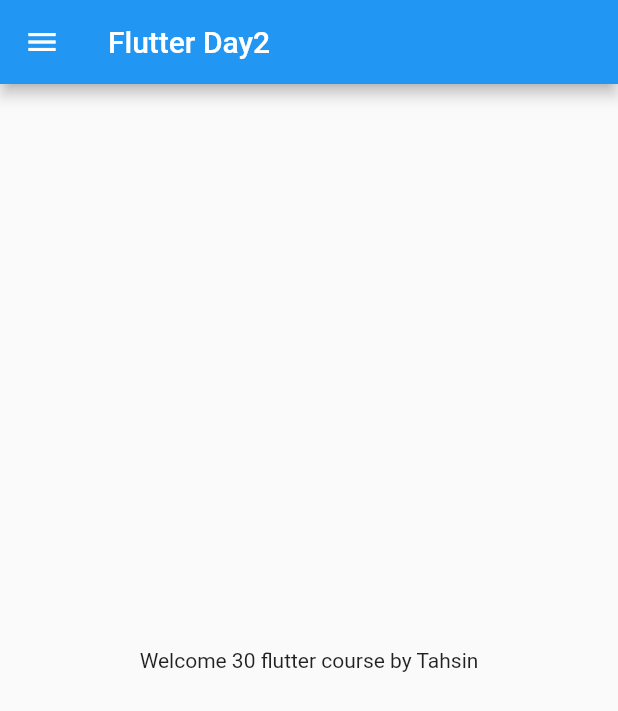
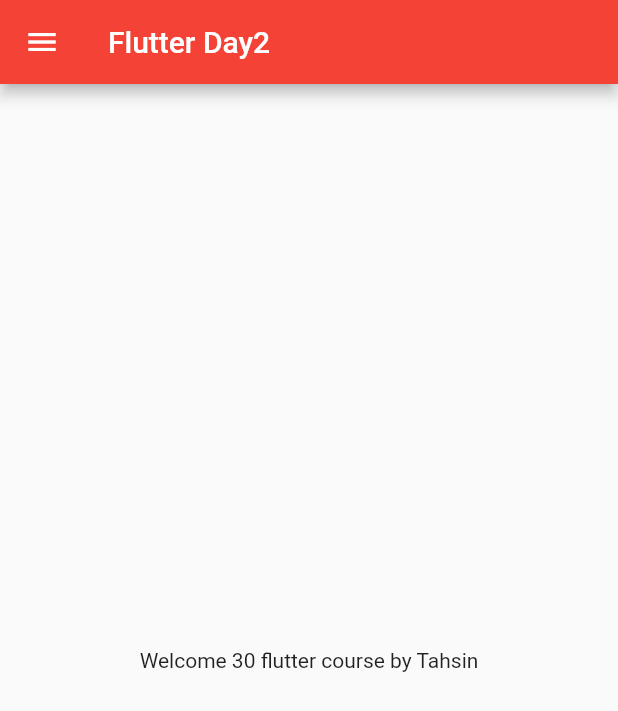
Before and after one commit to SayedTahsin/300daysofFlutter, a Flutter app: the screen it shows after launch, on a phone screen of 412 x 824 dp. Shown: the top 711 px of the screen. Run offline on Flutter 3.47's test engine with Material 2 defaults, Android fonts, the phone set to English and light mode, and no system bars.

Commit message:
day3 2:02

```diff
--- a/lib/main.dart
+++ b/lib/main.dart
@@ -1,17 +1,20 @@
 import 'package:flutter/material.dart';
-import 'package:fullter_tutorial/home_page.dart';
-import 'home_page.dart';
+import 'package:fullter_tutorial/pages/home_page.dart';
+import 'pages/home_page.dart';
+
 void main() {
   runApp(Myapp());
 }
 
 class Myapp extends StatelessWidget {
-
-
   @override
   Widget build(BuildContext context) {
     return MaterialApp(
       home: Homepage(),
+      themeMode: ThemeMode.light,
+      theme: ThemeData(primarySwatch: Colors.red),
+      darkTheme:
+          ThemeData( primarySwatch: Colors.cyan),
     );
   }
 }
```
Also changed, not shown: lib/pages/home_page.dart (renamed from lib/home_page.dart).
